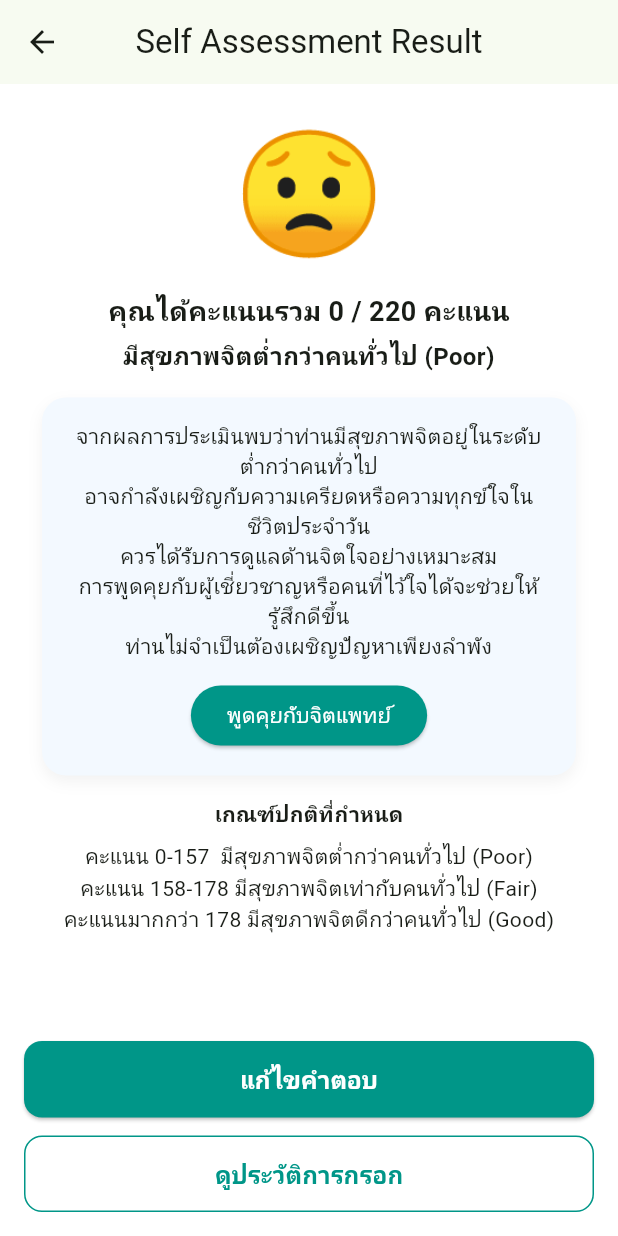
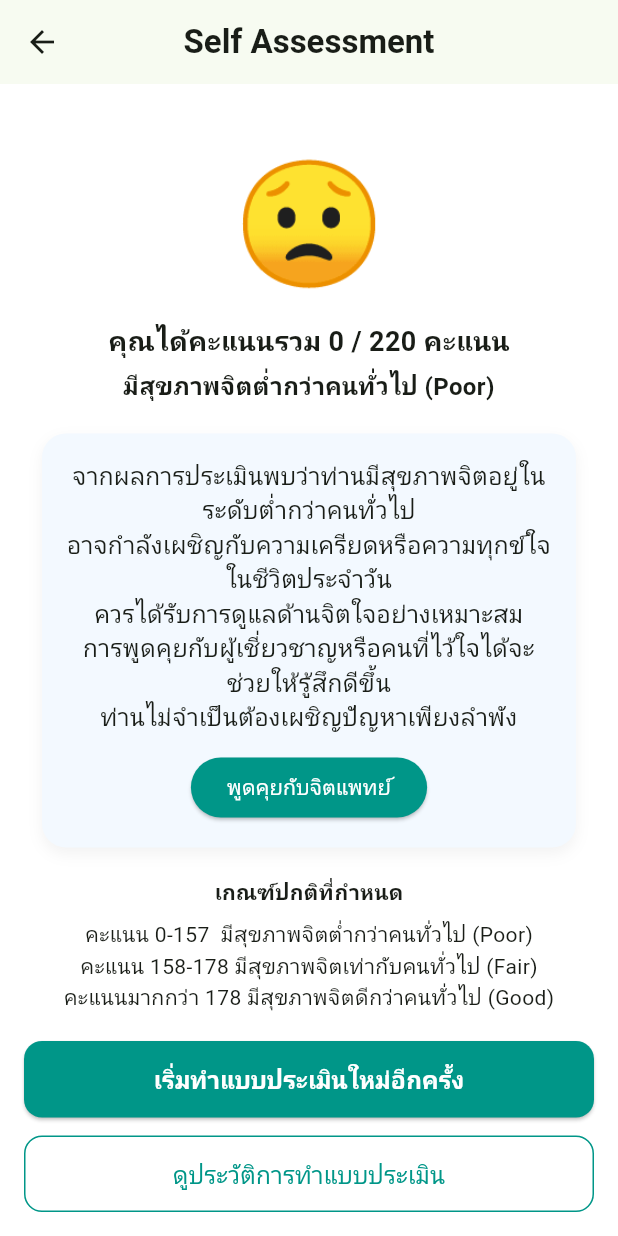
Before and after one commit to arnarock/mindcare, a Flutter app: the PsychiatristSelfAssessmentResultPage screen opened directly, on a phone screen of 412 x 824 dp. Run offline on Flutter 3.47's test engine with Material 3 defaults, Android fonts, the phone set to English and light mode, and no system bars; our stand-ins replace cloud_firestore, firebase_auth, firebase_core; accounts and stored records are empty.

Commit message:
edit editAssessment to retakeAssessment

```diff
--- a/lib/features/psychiatrist/psychiatrist_self_assessment _result.dart
+++ b/lib/features/psychiatrist/psychiatrist_self_assessment _result.dart
@@ -76,30 +76,28 @@ class PsychiatristSelfAssessmentResultPage extends StatelessWidget {
         return Scaffold(
           backgroundColor: Colors.white,
           appBar: AppBar(
-            title: const Text("Self Assessment Result"),
+            title: const Text(
+              'Self Assessment',
+              style: TextStyle(
+                fontWeight: FontWeight.bold
+              ),
+            ),
             centerTitle: true,
           ),
           body: Padding(
             padding: const EdgeInsets.all(16),
             child: Column(
               children: [
+                const SizedBox(height: 20),
                 _resultHeader(score, result),
-
-                const SizedBox(height: 16),
-
+                const SizedBox(height: 20),
                 _resultCard(context, result),
-
-                const SizedBox(height: 16),
-
+                const SizedBox(height: 20),
                 _criteriaSection(),
-
                 const Spacer(),
-
-                _editButton(context),
-
+                _retakeAssessmentButton(context),
                 const SizedBox(height: 12),
-
-                _historyButton(context),
+                _historyAssessmentButton(context),
               ],
             ),
           ),
@@ -121,7 +119,10 @@ class PsychiatristSelfAssessmentResultPage extends StatelessWidget {
         Text(
           _getResultThai(result),
           textAlign: TextAlign.center,
-          style: const TextStyle(fontSize: 16, fontWeight: FontWeight.w600),
+          style: const TextStyle(
+            fontSize: 16,
+            fontWeight: FontWeight.w600
+          ),
         ),
       ],
     );
@@ -147,6 +148,10 @@ class PsychiatristSelfAssessmentResultPage extends StatelessWidget {
           Text(
             _getDescription(result),
             textAlign: TextAlign.center,
+            style: const TextStyle(
+              fontSize: 16,
+              fontWeight: FontWeight.w500
+            ),
           ),
           const SizedBox(height: 12),
           ElevatedButton(
@@ -161,7 +166,9 @@ class PsychiatristSelfAssessmentResultPage extends StatelessWidget {
             },
             child: const Text(
               "พูดคุยกับจิตแพทย์",
-              style: TextStyle(color: Colors.white),
+              style: TextStyle(
+                color: Colors.white
+              ),
             ),
           ),
         ],
@@ -172,7 +179,10 @@ class PsychiatristSelfAssessmentResultPage extends StatelessWidget {
   Widget _criteriaSection() {
     return const Column(
       children: [
-        Text("เกณฑ์ปกติที่กำหนด", style: TextStyle(fontWeight: FontWeight.bold)),
+        Text("เกณฑ์ปกติที่กำหนด",
+        style: TextStyle(
+          fontWeight: FontWeight.bold
+        )),
         SizedBox(height: 8),
         Text("คะแนน 0-157  มีสุขภาพจิตต่ำกว่าคนทั่วไป (Poor)"),
         Text("คะแนน 158-178 มีสุขภาพจิตเท่ากับคนทั่วไป (Fair)"),
@@ -181,7 +191,7 @@ class PsychiatristSelfAssessmentResultPage extends StatelessWidget {
     );
   }
 
-  Widget _editButton(BuildContext context) {
+  Widget _retakeAssessmentButton(BuildContext context) {
     return SizedBox(
       width: double.infinity,
       child: ElevatedButton(
@@ -203,7 +213,7 @@ class PsychiatristSelfAssessmentResultPage extends StatelessWidget {
           );
         },
         child: const Text(
-          "แก้ไขคำตอบ",
+          "เริ่มทำแบบประเมินใหม่อีกครั้ง",
           style: TextStyle(
             color: Colors.white,
             fontSize: 16,
@@ -214,7 +224,7 @@ class PsychiatristSelfAssessmentResultPage extends StatelessWidget {
     );
   }
 
-  Widget _historyButton(BuildContext context) {
+  Widget _historyAssessmentButton(BuildContext context) {
     return SizedBox(
       width: double.infinity,
       child: OutlinedButton(
@@ -236,11 +246,10 @@ class PsychiatristSelfAssessmentResultPage extends StatelessWidget {
           );
         },
         child: const Text(
-          "ดูประวัติการกรอก",
+          "ดูประวัติการทำแบบประเมิน",
           style: TextStyle(
             color: Colors.teal,
             fontSize: 16,
-            fontWeight: FontWeight.bold,
           ),
         ),
       ),
```
Also changed, not shown: lib/features/psychiatrist/psychiatrist_self_assessment.dart (+59 -45 lines).
